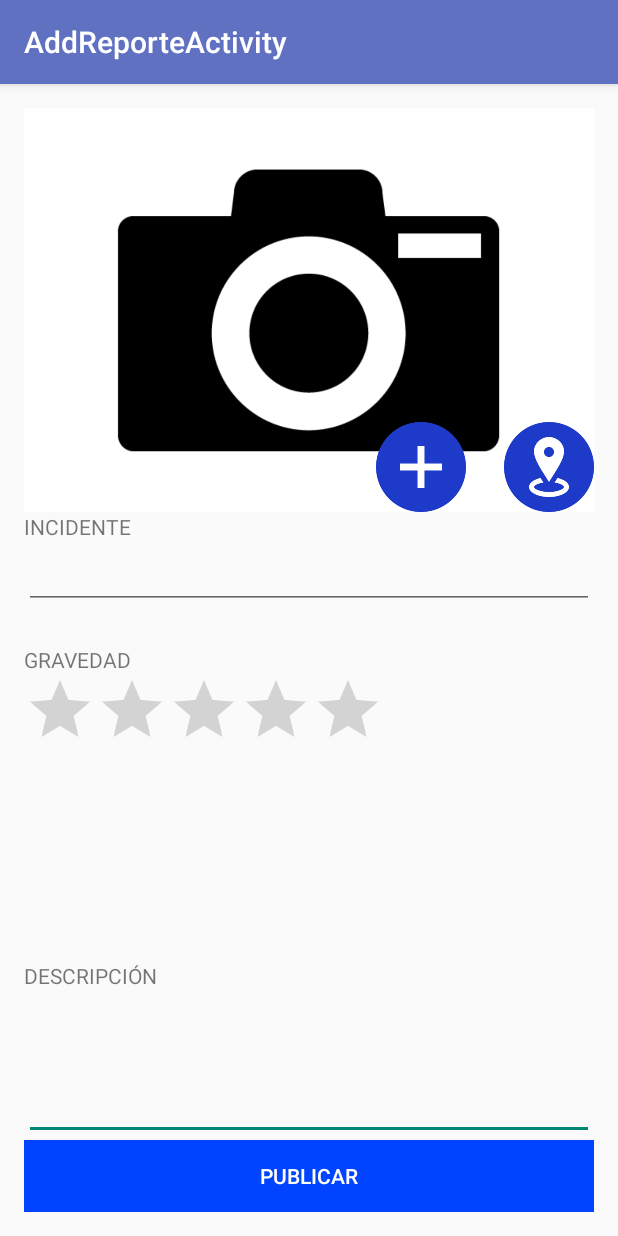
After one commit to Florida2DAM/Denunciaty, an Android app: the AddReporteActivity screen opened directly, with no data from a screen before it, on a phone screen of 412 x 824 dp. The commit adds this screen. Run offline under Robolectric (Android 15) with nearby library versions, the phone set to English and light mode, and no system bars.

Commit message:
add reporte

```diff
--- a/app/src/main/AndroidManifest.xml
+++ b/app/src/main/AndroidManifest.xml
@@ -1,16 +1,16 @@
 <?xml version="1.0" encoding="utf-8"?>
 <manifest xmlns:android="http://schemas.android.com/apk/res/android"
-    package="com.denunciaty.denunciaty" >
+    package="com.denunciaty.denunciaty">
 
     <application
         android:allowBackup="true"
         android:icon="@mipmap/ic_launcher"
         android:label="@string/app_name"
-        android:theme="@style/AppTheme" >
+        android:theme="@style/AppTheme">
         <activity
             android:name=".Splash"
             android:label="@string/title_activity_splash"
-            android:theme="@style/SplashTheme" >
+            android:theme="@style/SplashTheme">
             <intent-filter>
                 <action android:name="android.intent.action.MAIN" />
 
@@ -19,20 +19,19 @@
         </activity>
         <activity
             android:name=".MainActivity"
-            android:label="@string/app_name" >
-        </activity>
-        <activity android:name=".MisReportesActivity" >
-        </activity>
+            android:label="@string/app_name"></activity>
+        <activity android:name=".MisReportesActivity"></activity>
         <activity
             android:name=".AccesoActivity"
             android:label="@string/app_name"
-            android:theme="@style/NoaActionBarTheme">
-        </activity>
+            android:theme="@style/NoaActionBarTheme"></activity>
         <activity
             android:name=".RegistroActivity"
             android:label="@string/app_name"
-            android:theme="@style/NoaActionBarTheme">
-        </activity>
+            android:theme="@style/NoaActionBarTheme"></activity>
+        <activity
+            android:name=".AddReporteActivity"
+            android:label="@string/title_activity_add_reporte"></activity>
     </application>
 
 </manifest>
--- /dev/null
+++ b/app/src/main/java/com/denunciaty/denunciaty/AddReporteActivity.java
@@ -0,0 +1,16 @@
+package com.denunciaty.denunciaty;
+
+import android.os.Bundle;
+import android.app.Activity;
+
+import com.denunciaty.denunciaty.R;
+
+public class AddReporteActivity extends Activity {
+
+    @Override
+    protected void onCreate(Bundle savedInstanceState) {
+        super.onCreate(savedInstanceState);
+        setContentView(R.layout.activity_add_reporte);
+    }
+
+}
--- /dev/null
+++ b/app/src/main/res/layout/activity_add_reporte.xml
@@ -0,0 +1,101 @@
+<?xml version="1.0" encoding="utf-8"?>
+<RelativeLayout xmlns:android="http://schemas.android.com/apk/res/android"
+    xmlns:tools="http://schemas.android.com/tools"
+    android:layout_width="match_parent"
+    android:layout_height="match_parent"
+    android:paddingBottom="@dimen/activity_vertical_margin"
+    android:paddingLeft="@dimen/activity_horizontal_margin"
+    android:paddingRight="@dimen/activity_horizontal_margin"
+    android:paddingTop="@dimen/activity_vertical_margin"
+    tools:context=".AddReporteActivity">
+
+    <Button
+        style="?android:attr/buttonStyleSmall"
+        android:layout_width="wrap_content"
+        android:layout_height="wrap_content"
+        android:text="Publicar"
+        android:id="@+id/bt_publicar"
+        android:layout_alignParentBottom="true"
+        android:layout_alignParentStart="true"
+        android:background="#0044ff"
+        android:layout_alignParentEnd="true" />
+
+    <EditText
+        android:layout_width="wrap_content"
+        android:layout_height="100dp"
+        android:inputType="textMultiLine"
+        android:ems="10"
+        android:id="@+id/editText"
+        android:layout_alignParentStart="true"
+        android:layout_above="@+id/bt_publicar"
+        android:layout_alignEnd="@+id/bt_publicar" />
+
+    <TextView
+        android:layout_width="wrap_content"
+        android:layout_height="wrap_content"
+        android:text="DESCRIPCIÓN"
+        android:id="@+id/textView5"
+        android:layout_above="@+id/editText"
+        android:layout_alignParentStart="true" />
+
+    <TextView
+        android:layout_width="wrap_content"
+        android:layout_height="wrap_content"
+        android:text="GRAVEDAD"
+        android:id="@+id/textView4"
+        android:layout_centerVertical="true"
+        android:layout_alignParentStart="true" />
+
+    <RatingBar
+        android:layout_width="wrap_content"
+        android:layout_height="wrap_content"
+        android:id="@+id/ratingBar"
+        android:layout_below="@+id/textView4"
+        android:layout_alignParentStart="true" />
+
+    <EditText
+        android:layout_width="wrap_content"
+        android:layout_height="wrap_content"
+        android:id="@+id/editText2"
+        android:layout_above="@+id/textView4"
+        android:layout_alignParentStart="true"
+        android:layout_marginBottom="24dp"
+        android:layout_alignEnd="@+id/editText" />
+
+    <TextView
+        android:layout_width="wrap_content"
+        android:layout_height="wrap_content"
+        android:text="INCIDENTE"
+        android:id="@+id/textView6"
+        android:layout_above="@+id/editText2"
+        android:layout_alignParentStart="true" />
+
+    <ImageView
+        android:layout_width="match_parent"
+        android:layout_height="wrap_content"
+        android:id="@+id/img_incidente"
+        android:layout_alignParentStart="true"
+        android:layout_above="@+id/textView6"
+        android:layout_alignParentTop="true"
+        android:src="@mipmap/camera"
+        android:background="#ffffff" />
+
+    <ImageView
+    android:layout_width="60dp"
+    android:layout_height="60dp"
+    android:id="@+id/imageView2"
+        android:src="@mipmap/localizacion"
+        android:layout_alignBottom="@+id/img_incidente"
+        android:layout_alignEnd="@+id/img_incidente" />
+
+    <ImageView
+        android:layout_width="60dp"
+        android:layout_height="60dp"
+        android:id="@+id/imageView3"
+        android:src="@mipmap/plus"
+        android:layout_above="@+id/textView6"
+        android:layout_toStartOf="@+id/imageView2"
+        android:layout_marginEnd="25dp" />
+
+
+</RelativeLayout>
--- a/app/src/main/res/values/strings.xml
+++ b/app/src/main/res/values/strings.xml
@@ -7,4 +7,5 @@
     <string name="title_activity_mis_reportes">MisReportesActivity</string>
     <string name="title_activity_acceso">AccesoActivity</string>
     <string name="title_activity_registro">RegistroActivity</string>
+    <string name="title_activity_add_reporte">AddReporteActivity</string>
 </resources>
```
Also changed, not shown: app/src/main/res/mipmap-mdpi/camera.png (added), app/src/main/res/mipmap-mdpi/localizacion.png (added), app/src/main/res/mipmap-mdpi/plus.png (added), 1 other file.
